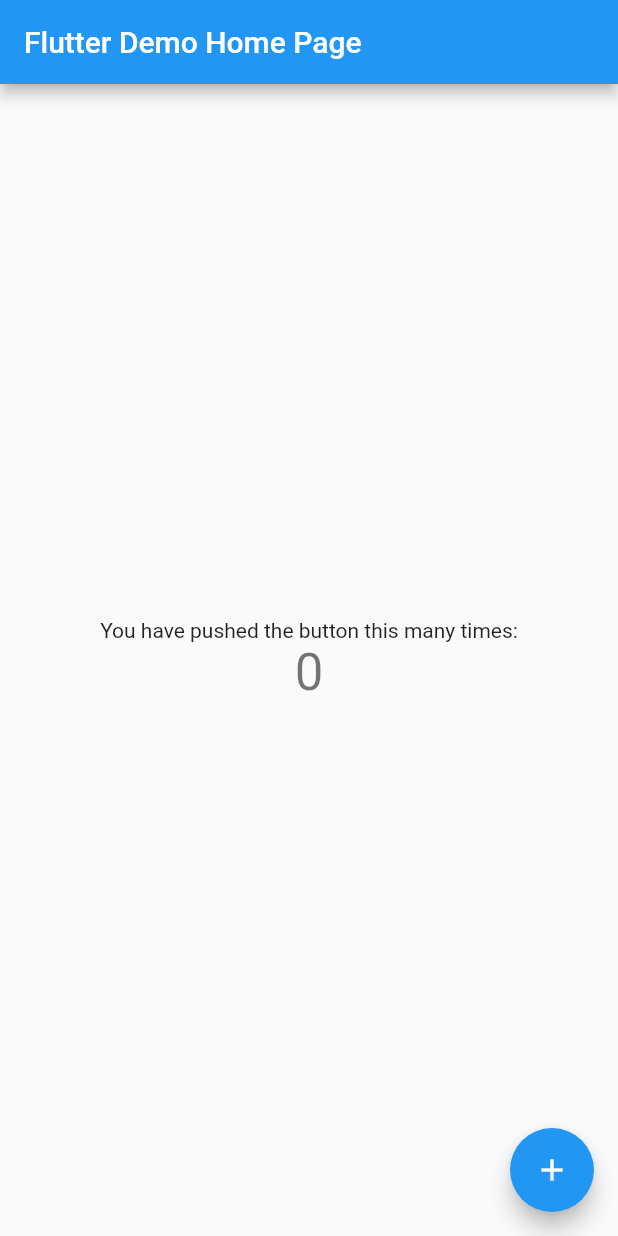
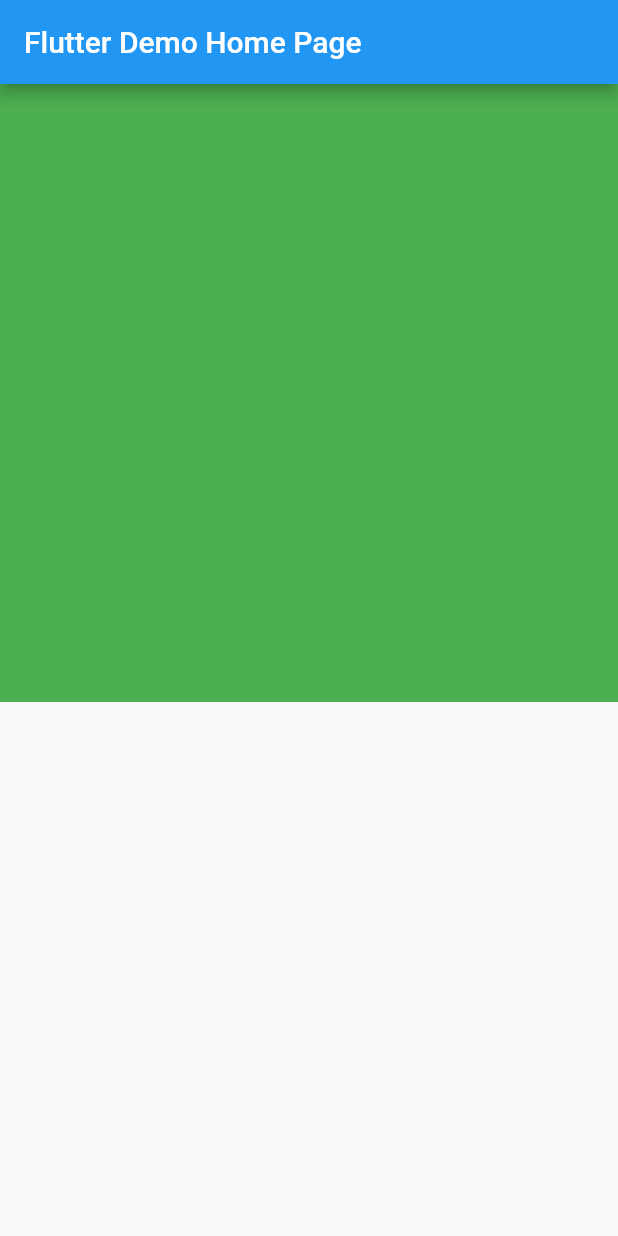
Before and after one commit to dan7sc/flutter-calculator, a Flutter app: the screen it shows after launch, on a phone screen of 412 x 824 dp. Run offline on Flutter 3.47's test engine with Material 2 defaults, Android fonts, the phone set to English and light mode, and no system bars.

Commit message:
Add GridView with one container

```diff
--- a/lib/main.dart
+++ b/lib/main.dart
@@ -20,8 +20,6 @@ class MyApp extends StatelessWidget {
 class MyHomePage extends StatefulWidget {
   MyHomePage({Key? key, required this.title}) : super(key: key);
 
-
-
   final String title;
 
   @override
@@ -29,39 +27,23 @@ class MyHomePage extends StatefulWidget {
 }
 
 class _MyHomePageState extends State<MyHomePage> {
-  int _counter = 0;
-
-  void _incrementCounter() {
-    setState(() {
-      _counter++;
-    });
-  }
-
   @override
   Widget build(BuildContext context) {
     return Scaffold(
       appBar: AppBar(
         title: Text(widget.title),
       ),
-      body: Center(
-        child: Column(
-          mainAxisAlignment: MainAxisAlignment.center,
-          children: <Widget>[
-            Text(
-              'You have pushed the button this many times:',
-            ),
-            Text(
-              '$_counter',
-              style: Theme.of(context).textTheme.headline4,
-            ),
-          ],
-        ),
+      body: GridView(
+        gridDelegate:
+        SliverGridDelegateWithFixedCrossAxisCount(crossAxisCount: 1),
+        children: [
+          Container(
+            width: 100,
+            height: 100,
+            color: Colors.green,
+          )
+        ],
       ),
-      floatingActionButton: FloatingActionButton(
-        onPressed: _incrementCounter,
-        tooltip: 'Increment',
-        child: Icon(Icons.add),
-      )
     );
   }
 }
```
